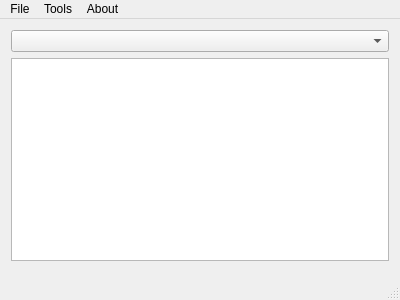
Qt form window_main.ui (justinmcbride/qt_dhcp_server) before a commit.
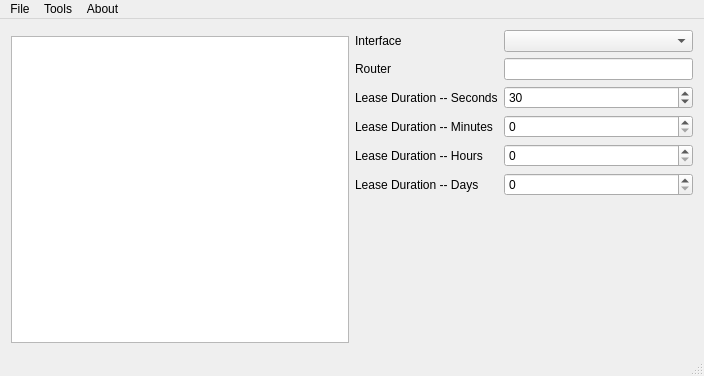
The same form after that commit. Custom widgets are drawn as their Qt base class.

Patch:
```diff
--- a/window_main.ui
+++ b/window_main.ui
@@ -6,23 +6,124 @@
    <rect>
     <x>0</x>
     <y>0</y>
-    <width>400</width>
-    <height>300</height>
+    <width>704</width>
+    <height>376</height>
    </rect>
   </property>
   <property name="windowTitle">
    <string>MainWindow</string>
   </property>
   <widget class="QWidget" name="centralWidget">
-   <layout class="QVBoxLayout" name="verticalLayout">
+   <layout class="QHBoxLayout" name="horizontalLayout">
     <item>
-     <widget class="QComboBox" name="cb_interface"/>
+     <layout class="QVBoxLayout" name="layout_left">
+      <item>
+       <widget class="FormAssignments" name="assignments" native="true"/>
+      </item>
+      <item>
+       <widget class="QTextEdit" name="te_log">
+        <property name="readOnly">
+         <bool>true</bool>
+        </property>
+       </widget>
+      </item>
+     </layout>
     </item>
     <item>
-     <widget class="QTextEdit" name="te_log"/>
-    </item>
-    <item>
-     <widget class="FormAssignments" name="assignments" native="true"/>
+     <layout class="QVBoxLayout" name="layout_right">
+      <item>
+       <layout class="QFormLayout" name="formLayout">
+        <item row="0" column="0">
+         <widget class="QLabel" name="label_interface">
+          <property name="text">
+           <string>Interface</string>
+          </property>
+         </widget>
+        </item>
+        <item row="0" column="1">
+         <widget class="QComboBox" name="cb_interface"/>
+        </item>
+        <item row="1" column="0">
+         <widget class="QLabel" name="label_router">
+          <property name="text">
+           <string>Router</string>
+          </property>
+         </widget>
+        </item>
+        <item row="1" column="1">
+         <widget class="QLineEdit" name="le_router"/>
+        </item>
+        <item row="2" column="0">
+         <widget class="QLabel" name="label_lease_seconds">
+          <property name="text">
+           <string>Lease Duration -- Seconds</string>
+          </property>
+         </widget>
+        </item>
+        <item row="2" column="1">
+         <widget class="QSpinBox" name="sb_lease_seconds">
+          <property name="maximum">
+           <number>59</number>
+          </property>
+          <property name="value">
+           <number>30</number>
+          </property>
+         </widget>
+        </item>
+        <item row="3" column="0">
+         <widget class="QLabel" name="label_lease_minutes">
+          <property name="text">
+           <string>Lease Duration -- Minutes</string>
+          </property>
+         </widget>
+        </item>
+        <item row="3" column="1">
+         <widget class="QSpinBox" name="sb_lease_minutes">
+          <property name="maximum">
+           <number>59</number>
+          </property>
+          <property name="value">
+           <number>0</number>
+          </property>
+         </widget>
+        </item>
+        <item row="4" column="0">
+         <widget class="QLabel" name="label_lease_hours">
+          <property name="text">
+           <string>Lease Duration -- Hours</string>
+          </property>
+         </widget>
+        </item>
+        <item row="4" column="1">
+         <widget class="QSpinBox" name="sb_lease_hours">
+          <property name="maximum">
+           <number>59</number>
+          </property>
+          <property name="value">
+           <number>0</number>
+          </property>
+         </widget>
+        </item>
+        <item row="5" column="0">
+         <widget class="QLabel" name="label_lease_days">
+          <property name="text">
+           <string>Lease Duration -- Days</string>
+          </property>
+         </widget>
+        </item>
+        <item row="5" column="1">
+         <widget class="QSpinBox" name="sb_lease_days">
+          <property name="maximum">
+           <number>59</number>
+          </property>
+          <property name="value">
+           <number>0</number>
+          </property>
+         </widget>
+        </item>
+       </layout>
+      </item>
+     </layout>
     </item>
    </layout>
   </widget>
@@ -32,7 +133,7 @@
     <rect>
      <x>0</x>
      <y>0</y>
-     <width>400</width>
+     <width>704</width>
      <height>21</height>
     </rect>
    </property>
```
